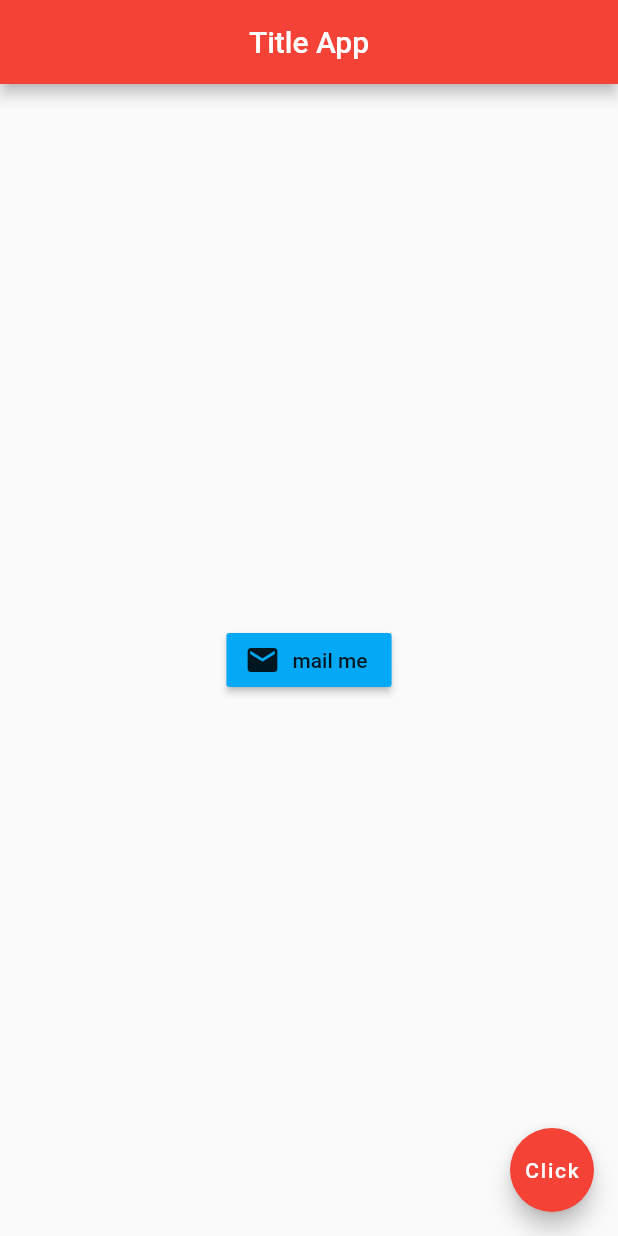
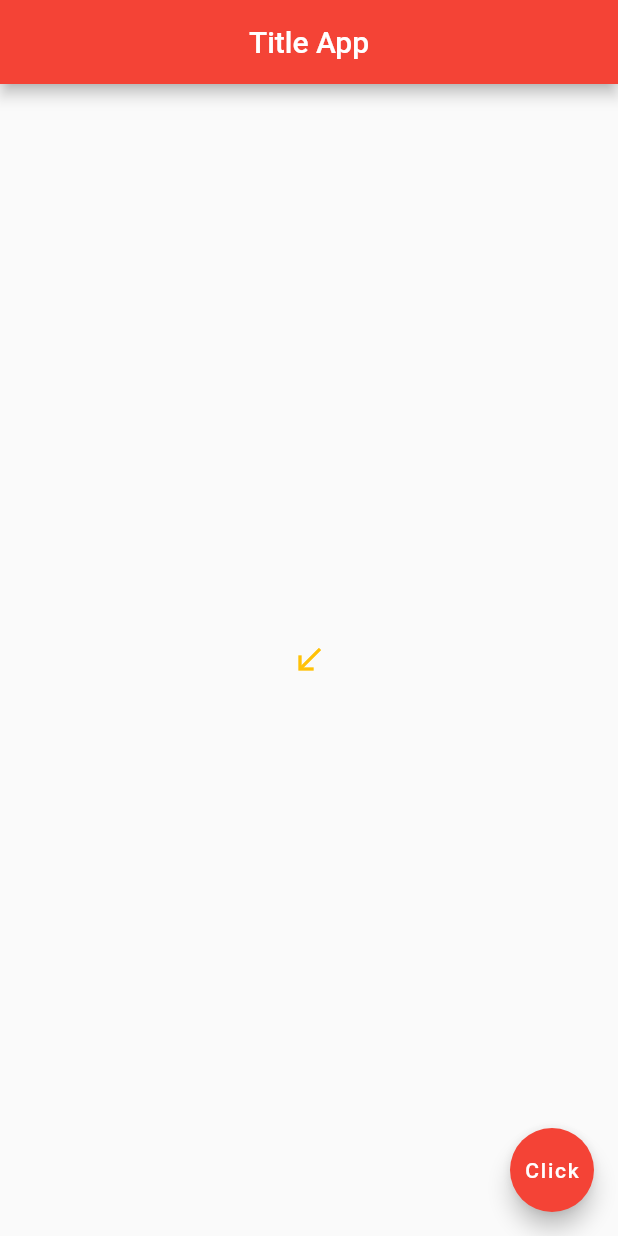
Before and after one commit to shailuhari04/FlutterFirstApp, a Flutter app: the screen it shows after launch, on a phone screen of 412 x 824 dp. Run offline on Flutter 3.47's test engine with Material 2 defaults, Android fonts, the phone set to English and light mode, and no system bars.

Commit message:
Use Of IconButton

```diff
--- a/lib/main.dart
+++ b/lib/main.dart
@@ -17,13 +17,12 @@ class TestStateLessWidget extends StatelessWidget {
         backgroundColor: Colors.red[500],
       ),
       body: Center(
-        child: RaisedButton.icon(
-          icon: Icon(
-            Icons.mail
-          ),
-          onPressed: (){},
-          label: Text('mail me'),
-          color: Colors.lightBlue,
+        child: IconButton(
+          onPressed: (){
+            print('you clicked me');
+          },
+          icon: Icon(Icons.call_received),
+          color: Colors.amber ,
         )
       ),
       floatingActionButton: FloatingActionButton(
```
